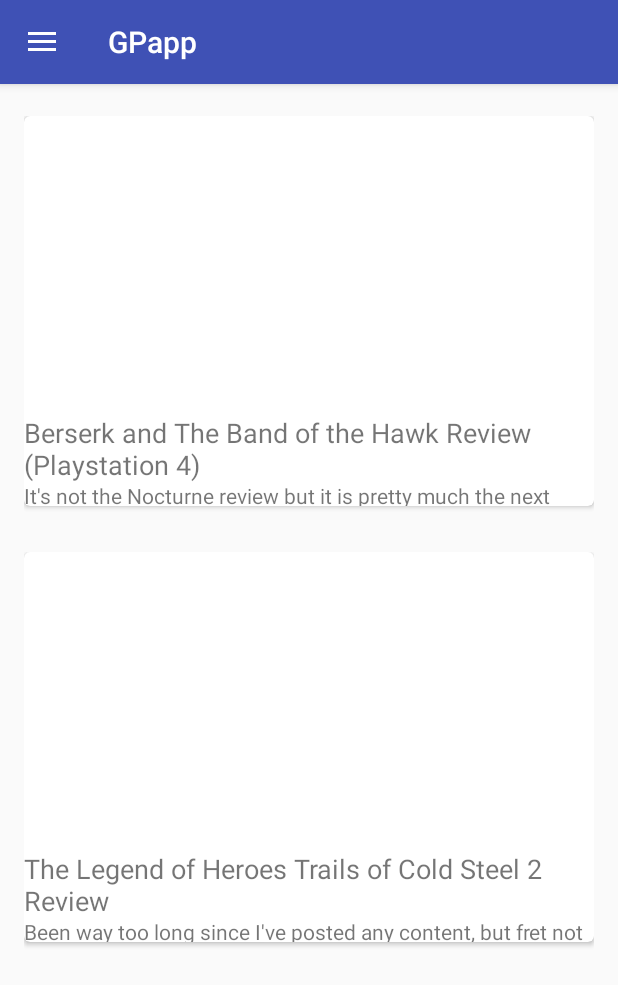
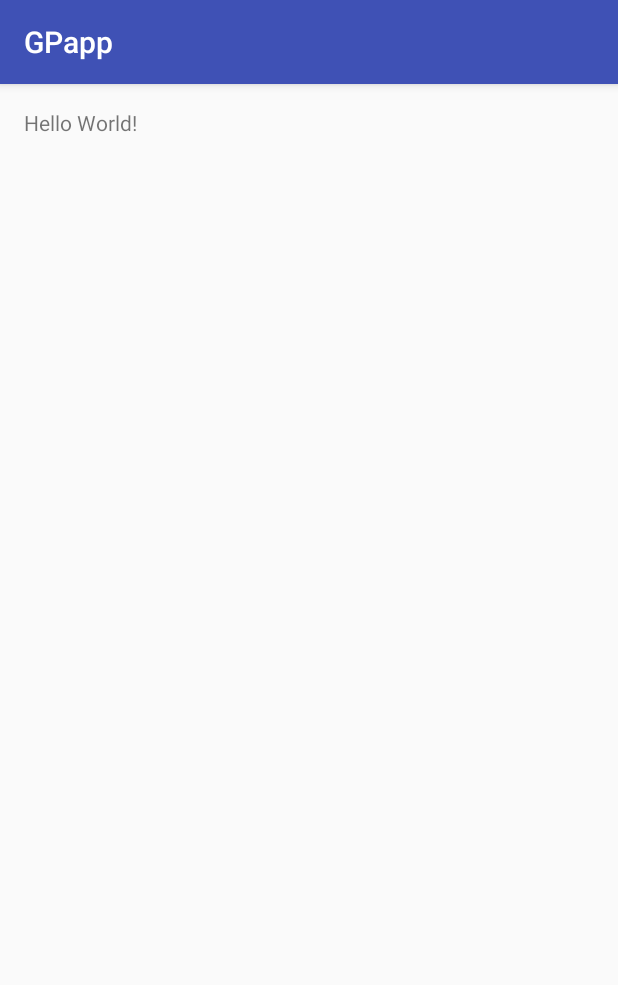
Before and after one commit to lastblues/GPapp, an Android app: the screen it shows after launch (MainActivity), on a phone screen of 412 x 824 dp. Shown: the top 985 px of the screen. Run offline under Robolectric (Android 15) with nearby library versions, the phone set to English and light mode, and no system bars.

Commit message:
Revert "Huge update (from Andy)"
This reverts commit 2e18b5f59ec9f50186ce31b76b508c95ee3c5f62.

```diff
--- a/app/build.gradle
+++ b/app/build.gradle
@@ -24,9 +24,6 @@
     androidTestCompile('com.android.support.test.espresso:espresso-core:2.2.2', {
         exclude group: 'com.android.support', module: 'support-annotations'
     })
-    compile 'com.android.support:appcompat-v7:25.2.0'
-    compile 'com.android.support:recyclerview-v7:25.2.0'
-    compile 'com.android.support:cardview-v7:25.2.0'
-    compile 'com.android.support:design:25.2.0'
+    compile 'com.android.support:appcompat-v7:25.1.0'
     testCompile 'junit:junit:4.12'
 }
--- a/app/src/main/java/com/example/andyshin/gpapp/DataItem.java
+++ /dev/null
@@ -1,145 +0,0 @@
-package com.example.andyshin.gpapp;
-
-import android.os.Parcel;
-import android.os.Parcelable;
-
-import java.util.UUID;
-
-/**
- * Created by Andy Shin on 3/8/2017.
- */
-
-public class DataItem implements Parcelable {
-
-    private String itemId;
-    private String itemName;
-    private String description;
-    private String category;
-    private String image;
-
-    //implement later
-    private int sortPosition;
-    private String lifecycle;
-
-    public DataItem(String itemId, String itemName, String category, String description, int sortPosition, String lfecycle, String image){
-
-        if(itemId == null){
-            itemId = UUID.randomUUID().toString();
-        }
-
-        this.itemId = itemId;
-        this.itemName = itemName;
-        this.description = description;
-        this.category = category;
-        this.sortPosition = sortPosition;
-        this.lifecycle = lifecycle;
-        this.image = image;
-    }
-
-    public String getItemId() {
-        return itemId;
-    }
-
-    public void setItemId(String itemId) {
-        this.itemId = itemId;
-    }
-
-    public String getItemName() {
-        return itemName;
-    }
-
-    public void setItemName(String itemName) {
-        this.itemName = itemName;
-    }
-
-    public String getDescription() {
-        return description;
-    }
-
-    public void setDescription(String description) {
-        this.description = description;
-    }
-
-    public String getCategory() {
-        return category;
-    }
-
-    public void setCategory(String category) {
-        this.category = category;
-    }
-
-    public int getSortPosition() {
-        return sortPosition;
-    }
-
-    public void setSortPosition(int sortPosition) {
-        this.sortPosition = sortPosition;
-    }
-
-    public String getLifecycle() {
-        return lifecycle;
-    }
-
-    public void setLifecycle(String price) {
-        this.lifecycle = lifecycle;
-    }
-
-    public String getImage() {
-        return image;
-    }
-
-    public void setImage(String image) {
-        this.image = image;
-    }
-
-    @Override
-    public String toString() {
-        return "DataItem{" +
-                "itemId='" + itemId + '\'' +
-                ", itemName='" + itemName + '\'' +
-                ", description='" + description + '\'' +
-                ", category='" + category + '\'' +
-                ", sortPosition=" + sortPosition +
-                ", lifecycle=" + lifecycle +
-                ", image='" + image + '\'' +
-                '}';
-    }
-
-    @Override
-    public int describeContents() {
-        return 0;
-    }
-
-    @Override
-    public void writeToParcel(Parcel dest, int flags) {
-        dest.writeString(this.itemId);
-        dest.writeString(this.itemName);
-        dest.writeString(this.description);
-        dest.writeString(this.category);
-        dest.writeInt(this.sortPosition);
-        dest.writeString(this.lifecycle);
-        dest.writeString(this.image);
-    }
-
-    protected DataItem(Parcel in) {
-        this.itemId = in.readString();
-        this.itemName = in.readString();
-        this.description = in.readString();
-        this.category = in.readString();
-        this.sortPosition = in.readInt();
-        this.lifecycle = in.readString();
-        this.image = in.readString();
-    }
-
-    public static final Parcelable.Creator<DataItem> CREATOR = new Parcelable.Creator<DataItem>() {
-        @Override
-        public DataItem createFromParcel(Parcel source) {
-            return new DataItem(source);
-        }
-
-        @Override
-        public DataItem[] newArray(int size) {
-            return new DataItem[size];
-        }
-    };
-}
--- a/app/src/main/java/com/example/andyshin/gpapp/DataItemAdapter.java
+++ /dev/null
@@ -1,99 +0,0 @@
-package com.example.andyshin.gpapp;
-
-import android.content.Context;
-import android.content.Intent;
-import android.graphics.drawable.Drawable;
-import android.support.v7.widget.RecyclerView;
-import android.view.LayoutInflater;
-import android.view.View;
-import android.view.ViewGroup;
-import android.widget.ImageView;
-import android.widget.TextView;
-import android.widget.Toast;
-
-import java.io.IOException;
-import java.io.InputStream;
-import java.util.List;
-
-/**
- * Created by Andy Shin on 3/8/2017.
- */
-
-public class DataItemAdapter extends RecyclerView.Adapter<DataItemAdapter.ViewHolder> {
-
-    public static final String ITEM_ID_KEY = "item_id_key";
-    public static final String ITEM_KEY = "item_key";
-    private List<DataItem> mItems;
-    private Context mContext;
-
-    public DataItemAdapter(Context context, List<DataItem> items) {
-        this.mContext = context;
-        this.mItems = items;
-    }
-
-    @Override
-    public DataItemAdapter.ViewHolder onCreateViewHolder(ViewGroup parent, int viewType) {
-        LayoutInflater inflater = LayoutInflater.from(mContext);
-        View itemView = inflater.inflate(R.layout.list_item, parent, false);
-        ViewHolder viewHolder = new ViewHolder(itemView);
-        return viewHolder;
-    }
-
-    @Override
-    public void onBindViewHolder(DataItemAdapter.ViewHolder holder, int position) {
-        final DataItem item = mItems.get(position);
-
-        try {
-            holder.tvName.setText(item.getItemName());
-            holder.tvDescription.setText(item.getDescription());
-            String imageFile = item.getImage();
-            InputStream inputStream = mContext.getAssets().open(imageFile);
-            Drawable d = Drawable.createFromStream(inputStream, null);
-            holder.imageView.setImageDrawable(d);
-        } catch (IOException e) {
-            e.printStackTrace();
-        }
-
-        holder.mView.setOnClickListener(new View.OnClickListener() {
-            @Override
-            public void onClick(View v) {
-                Toast.makeText(mContext, "You selected " + item.getItemName(),
-                        Toast.LENGTH_SHORT).show();
-                String itemId = item.getItemId();
-                //Intent intent = new Intent(mContext, DetailActivity.class);
-                //intent.putExtra(ITEM_KEY, item);
-                //mContext.startActivity(intent);
-            }
-        });
-
-        holder.mView.setOnLongClickListener(new View.OnLongClickListener() {
-            @Override
-            public boolean onLongClick(View v) {
-                Toast.makeText(mContext, "You long clicked " + item.getItemName(),
-                        Toast.LENGTH_SHORT).show();
-                return false;
-            }
-        });
-    }
-
-    @Override
-    public int getItemCount() {
-        return mItems.size();
-    }
-
-    public static class ViewHolder extends RecyclerView.ViewHolder {
-
-        public TextView tvName;
-        public TextView tvDescription;
-        public ImageView imageView;
-        public View mView;
-        public ViewHolder(View itemView) {
-            super(itemView);
-
-            tvName = (TextView) itemView.findViewById(R.id.itemNameText);
-            tvDescription = (TextView) itemView.findViewById(R.id.itemDescriptionText);
-            imageView = (ImageView) itemView.findViewById(R.id.imageView);
-            mView = itemView;
-        }
-    }
-}
--- a/app/src/main/java/com/example/andyshin/gpapp/MainActivity.java
+++ b/app/src/main/java/com/example/andyshin/gpapp/MainActivity.java
@@ -1,120 +1,13 @@
 package com.example.andyshin.gpapp;
 
-import android.content.res.Configuration;
-import android.support.v4.widget.DrawerLayout;
-import android.support.v7.app.ActionBarDrawerToggle;
 import android.support.v7.app.AppCompatActivity;
 import android.os.Bundle;
-import android.support.v7.widget.RecyclerView;
-import android.view.MenuItem;
-import android.view.View;
-import android.widget.AdapterView;
-import android.widget.ArrayAdapter;
-import android.widget.ImageView;
-import android.widget.ListView;
-import android.widget.Toast;
-
-import java.util.List;
 
 public class MainActivity extends AppCompatActivity {
-
-    private ListView mDrawerList;
-    private DrawerLayout mDrawerLayout;
-    private ArrayAdapter<String> mAdapter;
-    private ActionBarDrawerToggle mDrawerToggle;
-    private String mActivityTitle;
-
-    List<DataItem> dataItemList = SampleDataProvider.dataItemList;
-
-    //Drawer code referenced from:
-    //http://blog.teamtreehouse.com/add-navigation-drawer-android
 
     @Override
     protected void onCreate(Bundle savedInstanceState) {
         super.onCreate(savedInstanceState);
         setContentView(R.layout.activity_main);
-
-        //RecyclerView code
-        DataItemAdapter adapter = new DataItemAdapter(this, dataItemList);
-        RecyclerView recyclerView = (RecyclerView) findViewById(R.id.rv);
-        recyclerView.setAdapter(adapter);
-
-        //drawer menu code
-        mDrawerList = (ListView) findViewById(R.id.navList);
-        mDrawerLayout = (DrawerLayout) findViewById(R.id.drawer_layout);
-        mActivityTitle = getTitle().toString();
-
-        addDrawerItems();
-        setupDrawer();
-
-        getSupportActionBar().setDisplayHomeAsUpEnabled(true);
-        getSupportActionBar().setHomeButtonEnabled(true);
-
-    }//end of onCreate()
-
-    private void addDrawerItems(){
-        String[] itemArray = {"Profile", "YouTube", "Twitch", "Podcast", "Forum", "Settings", "Exit"};
-        mAdapter = new ArrayAdapter<String>(this, android.R.layout.simple_expandable_list_item_1, itemArray);
-        mDrawerList.setAdapter(mAdapter);
-
-        mDrawerList.setOnItemClickListener(new AdapterView.OnItemClickListener() {
-            @Override
-            public void onItemClick(AdapterView<?> parent, View view, int position, long id) {
-                Toast.makeText(MainActivity.this, "Time for an upgrade!", Toast.LENGTH_SHORT).show();
-            }
-        });
-    }//end of addDrawerItems()
-
-    private void setupDrawer(){
-        mDrawerToggle = new ActionBarDrawerToggle(this, mDrawerLayout, R.string.drawer_open, R.string.drawer_close){
-
-            /** Called when a drawer has settled in a completely open state. */
-            public void onDrawerOpened(View drawerView) {
-                super.onDrawerOpened(drawerView);
-                getSupportActionBar().setTitle("Navigation!");
-                invalidateOptionsMenu(); // creates call to onPrepareOptionsMenu()
-            }
-
-            /** Called when a drawer has settled in a completely closed state. */
-            public void onDrawerClosed(View view) {
-                super.onDrawerClosed(view);
-                getSupportActionBar().setTitle(mActivityTitle);
-                invalidateOptionsMenu(); // creates call to onPrepareOptionsMenu()
-            }
-        };
-
-        mDrawerToggle.setDrawerIndicatorEnabled(true);
-    }//end of setupDrawer()
-
-    @Override
-    protected void onPostCreate(Bundle savedInstanceState){
-        super.onPostCreate(savedInstanceState);
-        mDrawerToggle.syncState();
-    }//end of onPostcreate()
-
-    @Override
-    public void onConfigurationChanged(Configuration newConfig){
-        super.onConfigurationChanged(newConfig);
-        mDrawerToggle.onConfigurationChanged(newConfig);
-    }//end of onconfigurationChanged()
-
-    @Override
-    public boolean onOptionsItemSelected(MenuItem item){
-        // Handle action bar item clicks here. The action bar will
-        // automatically handle clicks on the Home/Up button, so long
-        // as you specify a parent activity in AndroidManifest.xml.
-        int id = item.getItemId();
-
-        //noinspection SimplifiableIfStatement
-        if (id == R.id.action_settings) {
-            return true;
-        }
-
-        // Activate the navigation drawer toggle
-        if (mDrawerToggle.onOptionsItemSelected(item)) {
-            return true;
-        }
-
-        return super.onOptionsItemSelected(item);
-    }//end of onOptionsItemsSelected
+    }
 }
--- a/app/src/main/java/com/example/andyshin/gpapp/SampleDataProvider.java
+++ /dev/null
@@ -1,48 +0,0 @@
-package com.example.andyshin.gpapp;
-
-import java.util.ArrayList;
-import java.util.HashMap;
-import java.util.List;
-import java.util.Map;
-
-/**
- * Created by Andy Shin on 3/8/2017.
- */
-
-public class SampleDataProvider {
-
-    public static List<DataItem> dataItemList;
-    public static Map<String, DataItem> dataItemMap;
-
-    static{
-        dataItemList = new ArrayList<>();
-        dataItemMap = new HashMap<>();
-
-        addItem(new DataItem(null, "Berserk and The Band of the Hawk Review (Playstation 4)", "Edible Herb",
-                "It's not the Nocturne review but it is pretty much the next best thing right? Stay tuned in the coming weeks for some SMT goodness. \n",
-                1, "Annual", "berserk_review.png"));
-
-        addItem(new DataItem(null, "The Legend of Heroes Trails of Cold Steel 2 Review", "Herb",
-                "Been way too long since I've posted any content, but fret not I will be back soon in the near future with some SMT videos!",
-                2, "Annual", "cs2.png"));
-
-        addItem(new DataItem(null, "Digimon Story Cyber Sleuth Review + Update", "Vegetable",
-                "I'm back from Japan and with a brand new review of the recent Digimon Story Cyber Sleuth. And no, I haven't forgotten about the SMT retrospective, part 3 should be up within the next week.",
-                3, "Perennial", "digital_cyber.png"));
-
-        addItem(new DataItem(null, "Persona 2 Innocent Sin & Eternal Punishment Review (Shin Megami Tensei Retrospective Part 3)", "Vine",
-                "The long overdue review of the entire Persona 2 game duology. The next few videos will be focusing on the recently released Fire Emblem Fates. Hopefully I'm back on track for a proper video release schedule.",
-                4, "Perennial", "persona_2.png"));
-
-        addItem(new DataItem(null, "Top 10 RPGs of 2016 (5-1)", "Vine",
-                "My 5 favorite RPGs of 2016! I know missed quite a few, so be sure to let me know of your own RPG recommendations of 2016 in the comments section below!",
-                5, "Perennial", "top5rpgs.png"));
-
-    }
-
-    private static void addItem(DataItem item) {
-        dataItemList.add(item);
-        dataItemMap.put(item.getItemId(), item);
-    }
-
-}
--- a/app/src/main/res/layout/activity_main.xml
+++ b/app/src/main/res/layout/activity_main.xml
@@ -1,15 +1,6 @@
 <?xml version="1.0" encoding="utf-8"?>
-
-<android.support.v4.widget.DrawerLayout
-    xmlns:android="http://schemas.android.com/apk/res/android"
-    xmlns:tools="http://schemas.android.com/tools"
-    android:id="@+id/drawer_layout"
-    android:layout_width="match_parent"
-    android:layout_height="match_parent">
-
 <RelativeLayout xmlns:android="http://schemas.android.com/apk/res/android"
     xmlns:tools="http://schemas.android.com/tools"
-    xmlns:app="http://schemas.android.com/apk/res-auto"
     android:id="@+id/activity_main"
     android:layout_width="match_parent"
     android:layout_height="match_parent"
@@ -19,20 +10,8 @@
     android:paddingTop="@dimen/activity_vertical_margin"
     tools:context="com.example.andyshin.gpapp.MainActivity">
 
-    <android.support.v7.widget.RecyclerView
-        android:id="@+id/rv"
-        android:layout_width="match_parent"
-        android:layout_height="match_parent"
-        app:layoutManager="LinearLayoutManager"/>
-
+    <TextView
+        android:layout_width="wrap_content"
+        android:layout_height="wrap_content"
+        android:text="Hello World!" />
 </RelativeLayout>
-
-    <!-- Side navigation drawer UI -->
-    <ListView
-        android:id="@+id/navList"
-        android:layout_width="200dp"
-        android:layout_height="match_parent"
-        android:layout_gravity="left|start"
-        android:background="#ffeeeeee"/>
-
-</android.support.v4.widget.DrawerLayout>
--- a/app/src/main/res/layout/list_item.xml
+++ /dev/null
@@ -1,68 +0,0 @@
-<?xml version="1.0" encoding="utf-8"?>
-<LinearLayout xmlns:android="http://schemas.android.com/apk/res/android"
-    xmlns:tools="http://schemas.android.com/tools"
-    android:orientation="vertical"
-    android:layout_width="match_parent"
-    android:layout_height="wrap_content"
-    android:paddingBottom="5dp"
-    android:paddingTop="5dp">
-    <!-- A CardView that contains a TextView -->
-
-    <android.support.v7.widget.CardView
-        xmlns:card_view="http://schemas.android.com/apk/res-auto"
-        android:id="@+id/card_view"
-        android:layout_gravity="center"
-        android:layout_width="match_parent"
-        android:layout_height="260dp"
-        card_view:cardCornerRadius="4dp">
-
-        <LinearLayout
-            android:orientation="vertical"
-            android:layout_width="match_parent"
-            android:layout_height="match_parent">
-
-            <ImageView
-                android:id="@+id/imageView"
-                android:layout_width="match_parent"
-                android:layout_height="200dp"
-                android:layout_alignParentLeft="true"
-                android:layout_alignParentStart="true"
-                android:layout_centerVertical="true"
-                android:contentDescription="Plant"
-                android:scaleType="centerCrop"
-                tools:ignore="HardcodedText" />
-
-            <LinearLayout
-                android:orientation="vertical"
-                android:layout_width="wrap_content"
-                android:layout_height="wrap_content">
-
-                <TextView
-                    android:id="@+id/itemNameText"
-                    android:layout_width="match_parent"
-                    android:layout_height="match_parent"
-                    android:layout_centerVertical="true"
-                    android:text="A menu item"
-                    android:layout_marginTop="-1.0dip"
-                    android:textSize="18sp" />
-
-                <TextView
-                    android:text="Video Description"
-                    android:layout_marginTop="-1.0dip"
-                    android:layout_width="match_parent"
-                    android:layout_height="match_parent"
-                    android:layout_centerVertical="true"
-                    android:id="@+id/itemDescriptionText" />
-
-            </LinearLayout>
-
-        </LinearLayout>
-
-
-    </android.support.v7.widget.CardView>
-
-    <Space
-        android:layout_width="wrap_content"
-        android:layout_height="20dp" />
-
-</LinearLayout>
--- a/app/src/main/res/values/strings.xml
+++ b/app/src/main/res/values/strings.xml
@@ -1,5 +1,3 @@
 <resources>
     <string name="app_name">GPapp</string>
-    <string name="drawer_open">Open navigation drawer</string>
-    <string name="drawer_close">Close navigation drawer</string>
 </resources>
```
Also changed, not shown: app/src/main/res/menu/menu_main.xml (deleted, +0 -9 lines), app/src/main/res/drawable/placeholder_icon.PNG (deleted), 10 other files.
